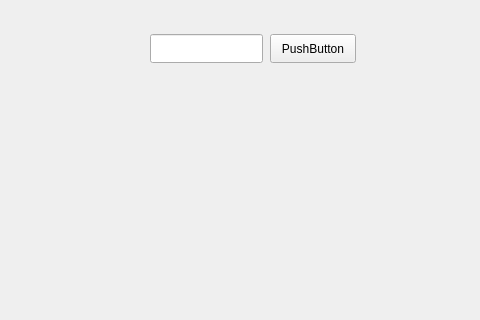
Old version of the form 2017/SECOMP/PythonQt/tela1.ui in the repository LorhanSohaky/UFSCar; both pictures show x 0 to 480 and y 96 to 416 of the 606 by 416 pixel window.
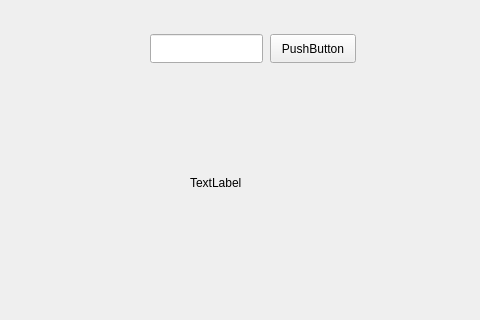
New version of the form.

Commit message: Mudança na tela

Diff of the .ui file:
```diff
--- a/2017/SECOMP/PythonQt/tela1.ui
+++ b/2017/SECOMP/PythonQt/tela1.ui
@@ -43,6 +43,19 @@
      </rect>
     </property>
    </widget>
+   <widget class="QLabel" name="label">
+    <property name="geometry">
+     <rect>
+      <x>190</x>
+      <y>270</y>
+      <width>56</width>
+      <height>17</height>
+     </rect>
+    </property>
+    <property name="text">
+     <string>TextLabel</string>
+    </property>
+   </widget>
   </widget>
   <widget class="QMenuBar" name="menubar">
    <property name="geometry">
```
The commit also changes 1 other file.
